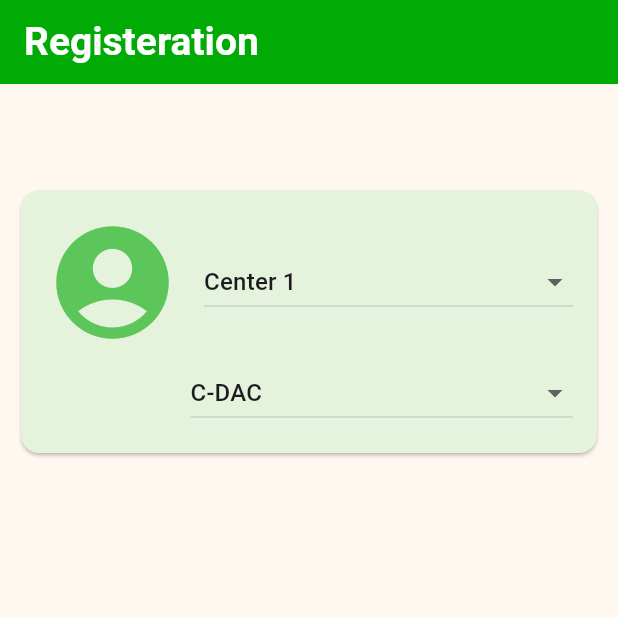
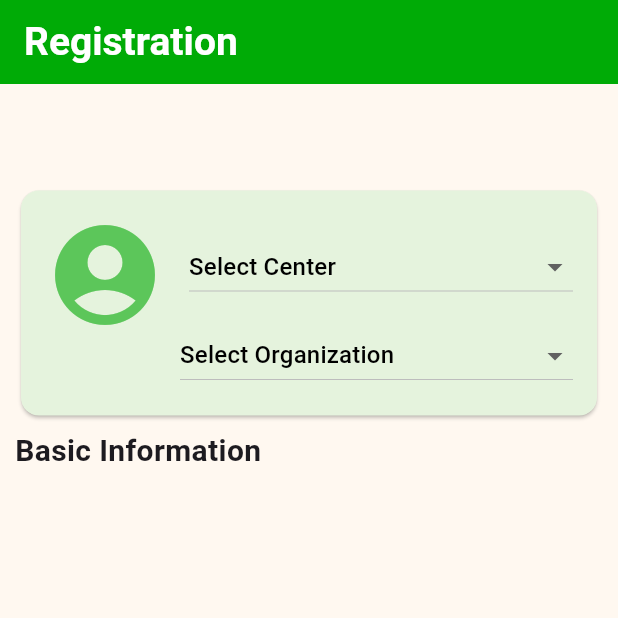
Before and after one commit to Rashmeet1-hub/WblMobile, a Flutter app: the screen it shows after launch, on a phone screen of 412 x 824 dp, the top half of it. Run offline on Flutter 3.47's test engine with Material 3 defaults, Android fonts, the phone set to English and light mode, and no system bars.

Commit message:
Fixed dropdown

```diff
--- a/lib/WBL Pages/Demo Testing Pages/adminregisteration.dart
+++ b/lib/WBL Pages/Demo Testing Pages/adminregisteration.dart
@@ -16,7 +16,6 @@
 Color colorCard =
     Color(int.parse(hexColorCard.substring(1, 7), radix: 16) + 0xFF000000);
 
-// ignore: camel_case_types
 class adminregisteration extends StatelessWidget {
   const adminregisteration({Key? key});
 
@@ -28,7 +27,7 @@
       appBar: AppBar(
         backgroundColor: colorBar,
         title: const Text(
-          'Registeration',
+          'Registration',
           style: TextStyle(
               color: Colors.white, fontSize: 26, fontWeight: FontWeight.bold),
         ),
@@ -36,6 +35,7 @@
       body: Padding(
         padding: const EdgeInsets.only(top: 95.0),
         child: Column(
+          crossAxisAlignment: CrossAxisAlignment.start,
           children: [
             Padding(
               padding: const EdgeInsets.fromLTRB(10, 28, 10, 0),
@@ -48,8 +48,11 @@
                     children: [
                       Row(
                         children: [
-                          Icon(Icons.account_circle_rounded,
-                              size: 90, color: colorButton),
+                          SizedBox(
+                            height: 70,
+                            child: Icon(Icons.account_circle_rounded,
+                                size: 80, color: colorButton),
+                          ),
                           const SizedBox(width: 16),
                           Expanded(
                             child: Column(
@@ -70,26 +73,32 @@
                                     // Your logic here
                                   },
                                   isExpanded: true,
-                                  value: 'Center 1', // Default value
+                                  value: null, // Set value to null for hint
+                                  hint: const Text(
+                                    'Select Center', // Hint text
+                                    style: TextStyle(
+                                      color: Colors.black,
+                                    ),
+                                  ),
                                 ),
                               ],
                             ),
                           ),
                         ],
                       ),
-                      const SizedBox(height: 5),
+                      //const SizedBox(height: 10),
                       Row(
-                        mainAxisAlignment: MainAxisAlignment
-                            .end, // Aligns the children to the end (right)
+                        mainAxisAlignment: MainAxisAlignment.end,
                         children: [
                           Expanded(
                             child: Column(
                               crossAxisAlignment: CrossAxisAlignment.start,
                               children: [
                                 Padding(
-                                  padding: const EdgeInsets.only(left: 97),
+                                  padding: const EdgeInsets.only(left: 90),
                                   child: DropdownButton<String>(
                                     items: <String>[
+                                      'Select Organization', // Placeholder
                                       'C-DAC',
                                       'CERT-IN',
                                       'CMET',
@@ -103,11 +112,17 @@
                                         child: Text(value),
                                       );
                                     }).toList(),
+                                    hint: const Text(
+                                      'Select Organization', // Updated hint text
+                                      style: TextStyle(
+                                        color: Colors.black,
+                                      ),
+                                    ),
                                     onChanged: (String? newValue) {
                                       // Your logic here
                                     },
                                     isExpanded: true,
-                                    value: 'C-DAC', // Default value
+                                    value: null, // Set value to null for hint
                                   ),
                                 ),
                               ],
@@ -120,6 +135,16 @@
                 ),
               ),
             ),
+            const SizedBox(
+              height: 5,
+            ),
+            Padding(
+              padding: const EdgeInsets.only(left: 10),
+              child: const Text(
+                'Basic Information',
+                style: TextStyle(fontSize: 20, fontWeight: FontWeight.bold),
+              ),
+            ),
           ],
         ),
       ),
```
